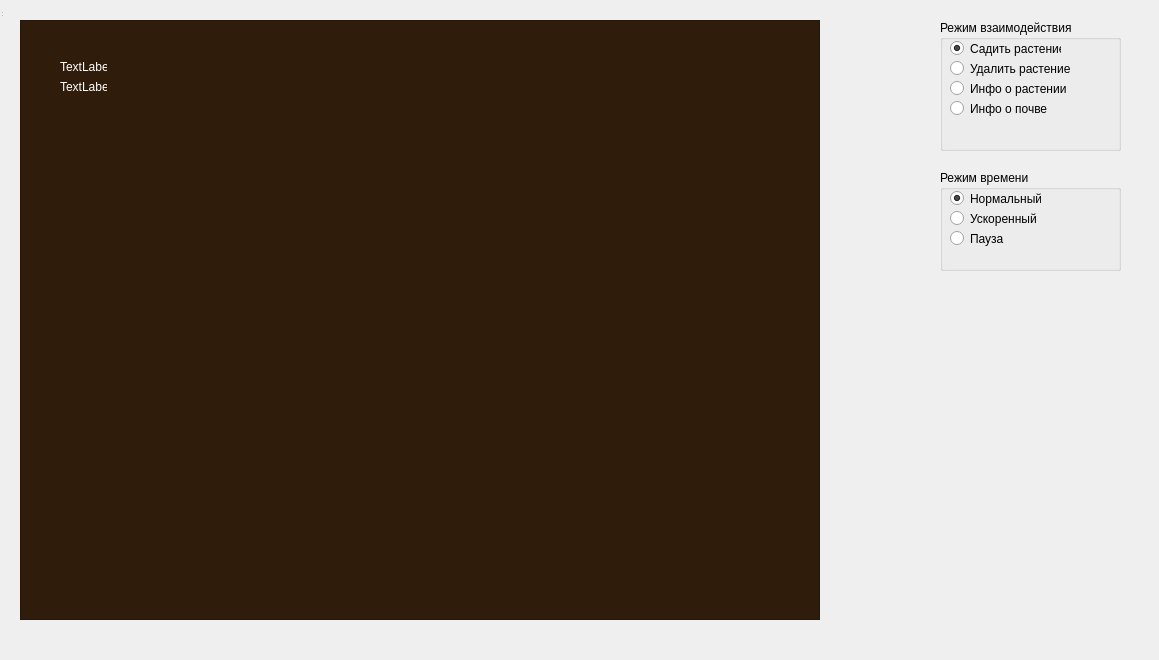
This is Forest/mainwidget.ui in GulinAlexey/Prakt2021 as Qt 5 draws it before an edit. The edited form follows.
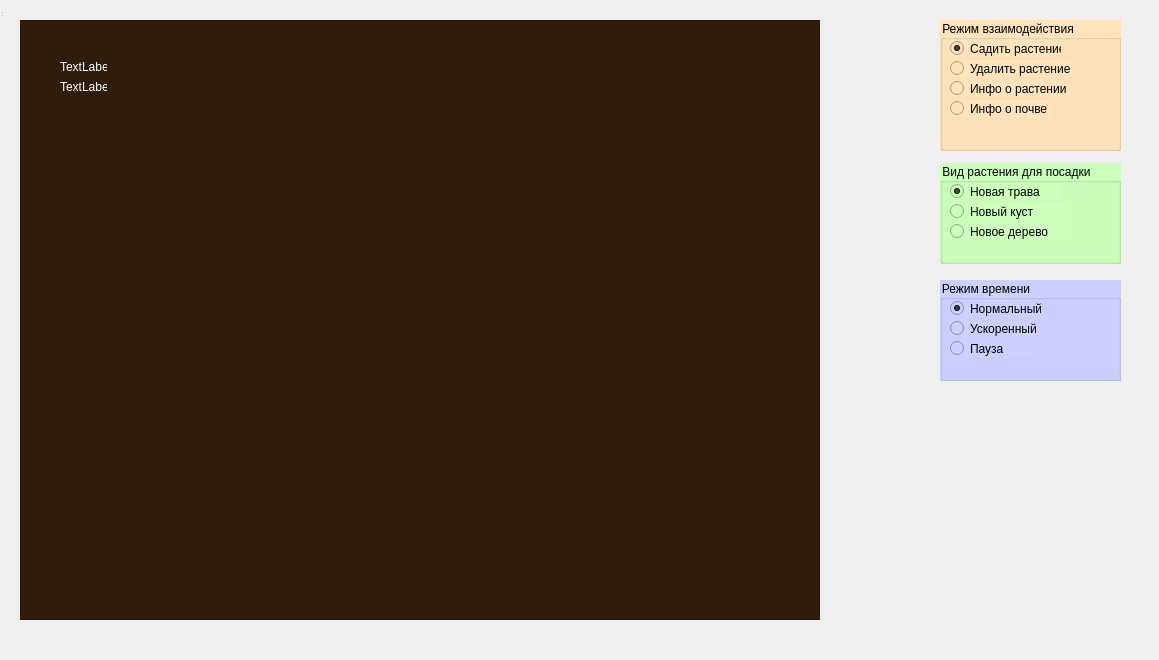
This is the edited form. Icons and pictures are not drawn.

Commit message: Добавлен блок с радиокнопками для выбора типа высаживаемого растения. Блоки с радиокнопками раскрашены. Подправлены слоты для работы с режимами таймера

Diff of the .ui file:
```diff
--- a/Forest/mainwidget.ui
+++ b/Forest/mainwidget.ui
@@ -42,6 +42,9 @@
      <height>131</height>
     </rect>
    </property>
+   <property name="styleSheet">
+    <string notr="true">background-color:rgb(255, 227, 187);</string>
+   </property>
    <property name="title">
     <string>Режим взаимодействия</string>
    </property>
@@ -105,11 +108,14 @@
    <property name="geometry">
     <rect>
      <x>940</x>
-     <y>170</y>
+     <y>280</y>
      <width>181</width>
      <height>101</height>
     </rect>
    </property>
+   <property name="styleSheet">
+    <string notr="true">background-color: rgb(205, 208, 255);</string>
+   </property>
    <property name="title">
     <string>Режим времени</string>
    </property>
@@ -453,6 +459,64 @@
     </property>
    </widget>
   </widget>
+  <widget class="QGroupBox" name="type_plant">
+   <property name="geometry">
+    <rect>
+     <x>940</x>
+     <y>163</y>
+     <width>181</width>
+     <height>101</height>
+    </rect>
+   </property>
+   <property name="styleSheet">
+    <string notr="true">background-color: rgb(204, 255, 188);</string>
+   </property>
+   <property name="title">
+    <string>Вид растения для посадки</string>
+   </property>
+   <widget class="QRadioButton" name="grass_type">
+    <property name="geometry">
+     <rect>
+      <x>10</x>
+      <y>20</y>
+      <width>111</width>
+      <height>17</height>
+     </rect>
+    </property>
+    <property name="text">
+     <string>Новая трава</string>
+    </property>
+    <property name="checked">
+     <bool>true</bool>
+    </property>
+   </widget>
+   <widget class="QRadioButton" name="bush_type">
+    <property name="geometry">
+     <rect>
+      <x>10</x>
+      <y>40</y>
+      <width>121</width>
+      <height>17</height>
+     </rect>
+    </property>
+    <property name="text">
+     <string>Новый куст</string>
+    </property>
+   </widget>
+   <widget class="QRadioButton" name="tree_type">
+    <property name="geometry">
+     <rect>
+      <x>10</x>
+      <y>60</y>
+      <width>121</width>
+      <height>17</height>
+     </rect>
+    </property>
+    <property name="text">
+     <string>Новое дерево</string>
+    </property>
+   </widget>
+  </widget>
  </widget>
  <resources/>
  <connections/>
```
The commit also changes 6 other files.
